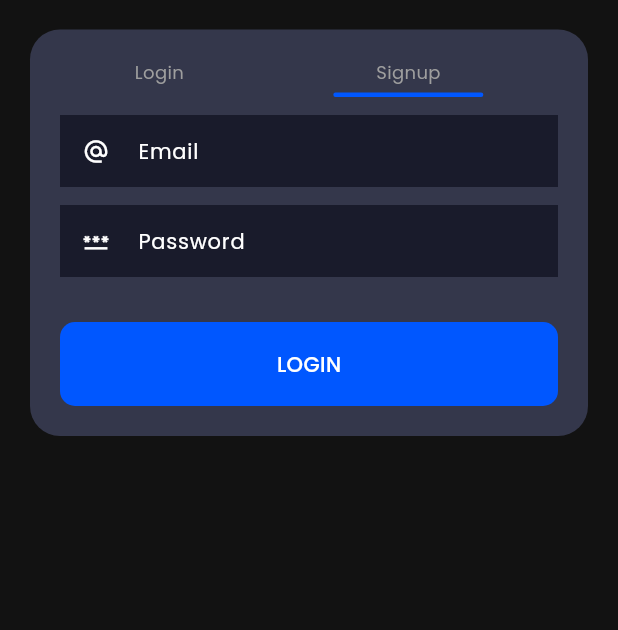
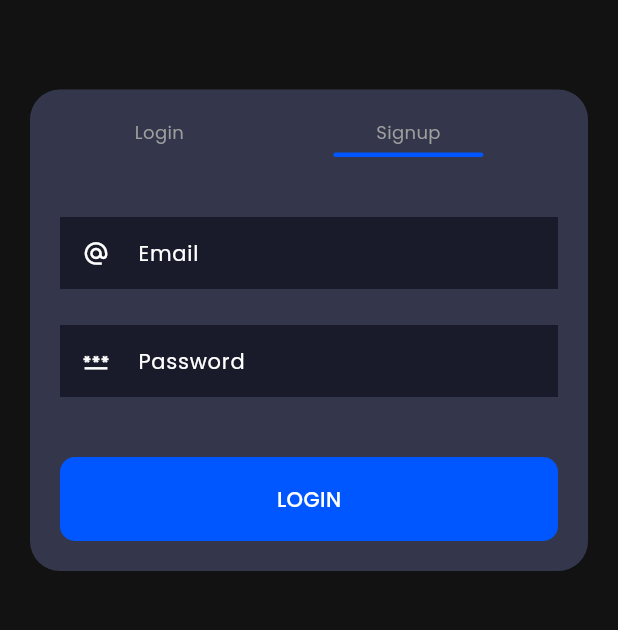
Before and after one commit to ba138/raybayta, a Flutter app: the LoginScreen screen opened by its route, on a phone screen of 412 x 824 dp, the part 224-854 px from its top. Run offline on Flutter 3.47's test engine with Material 3 defaults, Android fonts, the phone set to English and light mode, and no system bars; our stand-ins replace get, google_fonts, slide_to_act; network calls fail.

Commit message:
changes to fix the ui of the login and signup

```diff
--- a/lib/Screens/LoginScreen/Widgets/login_form.dart
+++ b/lib/Screens/LoginScreen/Widgets/login_form.dart
@@ -11,7 +11,7 @@ class LoginForm extends StatelessWidget {
     return Column(
       children: [
         const SizedBox(
-          height: 12,
+          height: 40,
         ),
         TextField(
           decoration: InputDecoration(
@@ -33,7 +33,7 @@ class LoginForm extends StatelessWidget {
           ),
         ),
         const SizedBox(
-          height: 12,
+          height: 24,
         ),
         TextField(
           decoration: InputDecoration(
@@ -57,7 +57,7 @@ class LoginForm extends StatelessWidget {
           ),
         ),
         const SizedBox(
-          height: 30,
+          height: 40,
         ),
         PrimaryButton(
           title: "LOGIN",
--- a/lib/Screens/LoginScreen/login_screen.dart
+++ b/lib/Screens/LoginScreen/login_screen.dart
@@ -44,9 +44,9 @@ class LoginScreen extends StatelessWidget {
               ),
             ),
             const SizedBox(
-              height: 20,
+              height: 60,
             ),
-            LoginTabbar(),
+            const LoginTabbar(),
           ],
         ),
       )),
```
